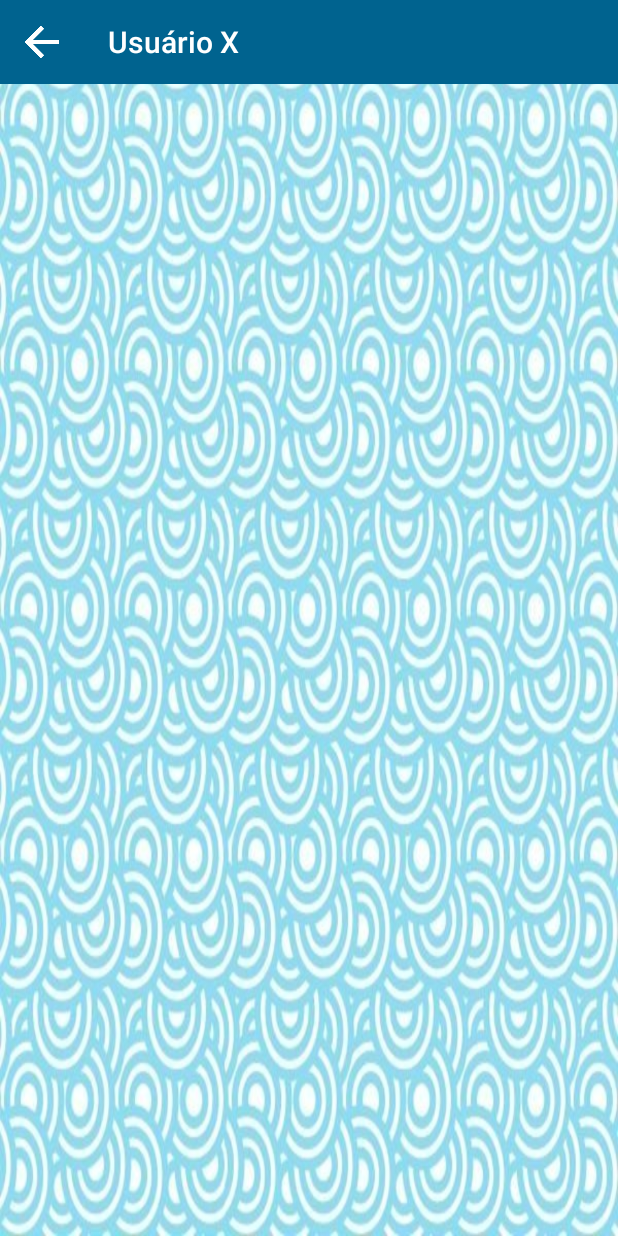
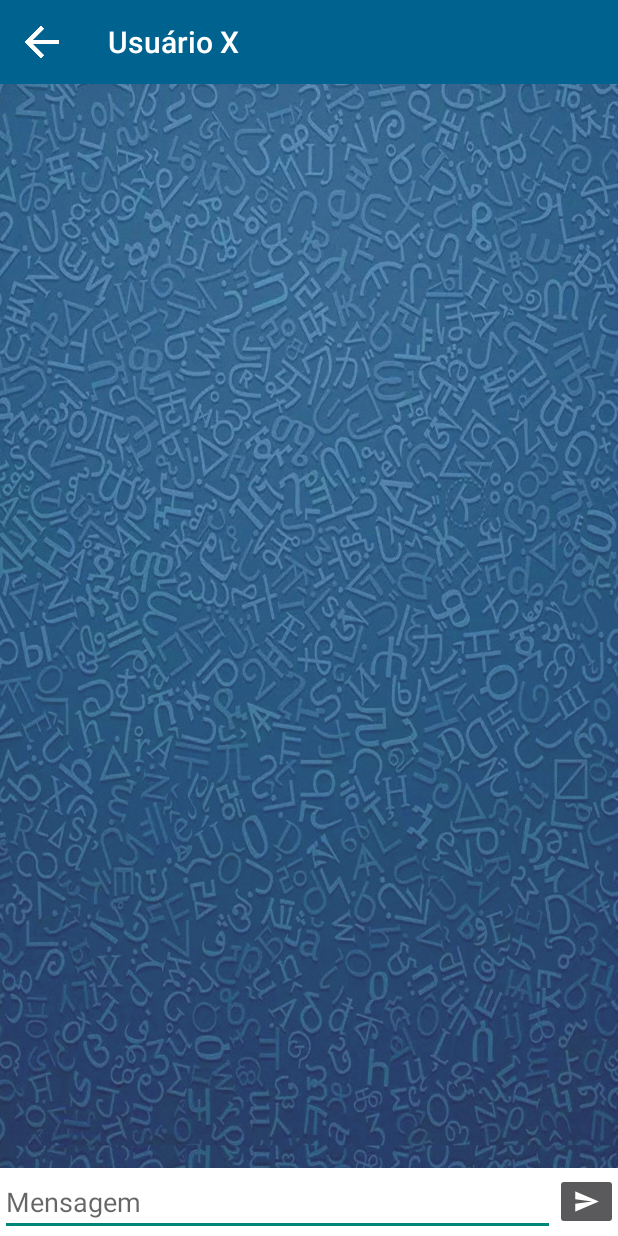
Before and after one commit to pedrom505/HelloMobil, an Android app: the ChatActivity screen opened directly, with no data from a screen before it, on a phone screen of 412 x 824 dp. Run offline under Robolectric (Android 15) with nearby library versions, the phone set to English and light mode, and no system bars.

Commit message:
Chat interface
- Changed background image for chat activity.
- Included the edit Text to write a message to send
- Included a button to send message
- Included a listView to show  sent and received messages

```diff
--- a/app/build.gradle
+++ b/app/build.gradle
@@ -31,5 +31,6 @@ dependencies {
     compile 'com.android.support:design:26.1.0'
     compile 'com.github.rtoshiro.mflibrary:mflibrary:1.0.0'
     compile 'com.google.firebase:firebase-auth:11.8.0'
+    compile 'com.google.firebase:firebase-storage:11.8.0'
 }
 apply plugin: 'com.google.gms.google-services'
--- a/app/src/main/java/com/decisionmind/pedro/hellomobil/activity/RegisterActivity.java
+++ b/app/src/main/java/com/decisionmind/pedro/hellomobil/activity/RegisterActivity.java
@@ -74,7 +74,6 @@ public class RegisterActivity extends AppCompatActivity {
             public void onComplete(@NonNull Task<AuthResult> task) {
                 if(task.isSuccessful()){
                     Toast.makeText(RegisterActivity.this, "Cadastro do usuário realizado com sucesso", Toast.LENGTH_LONG).show();
-                    FirebaseUser firebaseUser = task.getResult().getUser();
 
                     String userID = Base64Custom.CodeBase64(user.getEmail());
 
--- a/app/src/main/res/layout/activity_chat.xml
+++ b/app/src/main/res/layout/activity_chat.xml
@@ -9,9 +9,38 @@
 
     <include
         layout="@layout/toolbar"
-        android:id="@+id/tb_chat">
+        android:id="@+id/tb_chat"></include>
 
+    <ListView
+        android:id="@+id/listView_Chat"
+        android:layout_width="match_parent"
+        android:layout_height="wrap_content"
+        android:layout_marginTop="0dp"
+        android:padding="8dp"
+        app:layout_constraintTop_toBottomOf="@+id/tb_chat"></ListView>
 
-    </include>
+    <LinearLayout
+        android:layout_width="match_parent"
+        android:layout_height="wrap_content"
+        android:background="@android:color/white"
+        android:orientation="horizontal"
+        app:layout_constraintBottom_toBottomOf="parent"
+        app:layout_constraintEnd_toEndOf="parent"
+        app:layout_constraintStart_toStartOf="parent">
+
+        <EditText
+            android:layout_width="wrap_content"
+            android:layout_height="wrap_content"
+            android:layout_weight="1"
+            android:hint="Mensagem" />
+
+        <ImageButton
+            android:layout_width="wrap_content"
+            android:layout_height="wrap_content"
+            android:layout_gravity="center"
+            android:src="@drawable/ic_send"
+            android:theme="@style/ThemeOverlay.AppCompat.Dark" />
+
+    </LinearLayout>
 
 </android.support.constraint.ConstraintLayout>
--- a/app/src/main/res/layout/fragment_contacts.xml
+++ b/app/src/main/res/layout/fragment_contacts.xml
@@ -7,5 +7,5 @@
     <ListView
         android:layout_width="match_parent"
         android:layout_height="match_parent"
-        android:id="@+id/lv_contacts"/>
+        android:id="@+id/listView_contacts"/>
 </FrameLayout>
```
Also changed, not shown: app/src/main/java/com/decisionmind/pedro/hellomobil/fragment/ContactsFragment.java (+4 -4 lines), app/src/main/res/layout/contact_adapter.xml (+7 -7 lines), app/src/main/res/drawable-hdpi/ic_send.png (added), app/src/main/res/drawable-mdpi/ic_send.png (added), app/src/main/res/drawable-xhdpi/ic_send.png (added), app/src/main/res/drawable-xxhdpi/ic_send.png (added), app/src/main/res/drawable-xxxhdpi/ic_send.png (added), app/src/main/res/drawable/char_background.jpg.
